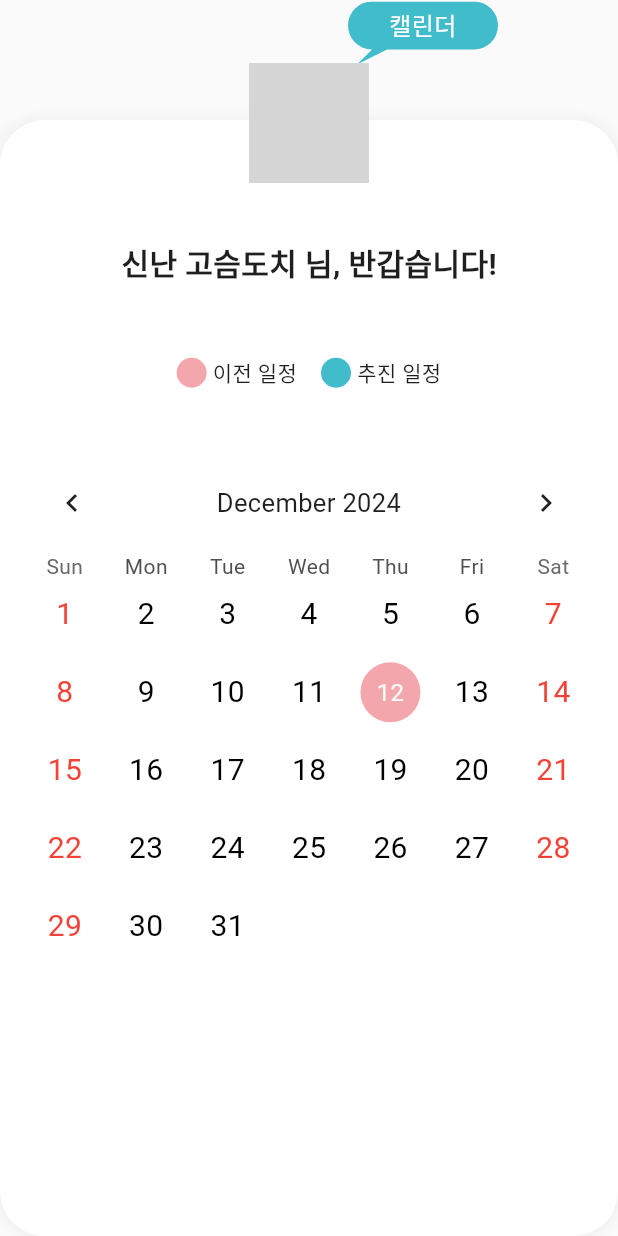
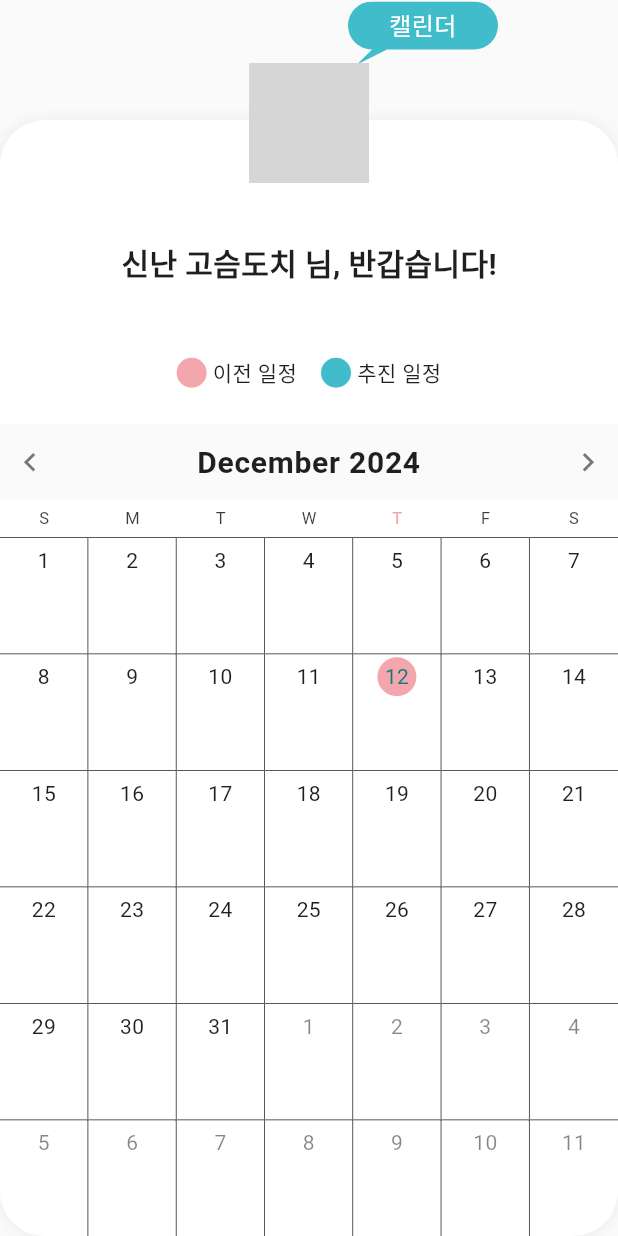
Before and after one commit to aryeongchoi/pbl, a Flutter app: the InfoPage screen opened directly, on a phone screen of 412 x 824 dp. Run offline on Flutter 3.47's test engine with Material 3 defaults, Android fonts, the light colour scheme and no system bars; drawn by our look-alikes of syncfusion_flutter_calendar, table_calendar; our stand-ins replace cloud_firestore, firebase_auth, firebase_core, google_maps_flutter, google_places_flutter, google_sign_in; missing offline and left inert: flutter_polyline_points, google_maps_custom_marker; accounts and stored records are empty; grey boxes are pictures that could not be loaded.

Commit message:
202412130315 info

```diff
--- a/lib/pages/info_page.dart
+++ b/lib/pages/info_page.dart
@@ -1,6 +1,8 @@
 import 'package:flutter/material.dart';
 import 'package:table_calendar/table_calendar.dart';
 import 'package:firebase_auth/firebase_auth.dart';
+import 'package:syncfusion_flutter_calendar/calendar.dart';
+
 import 'package:cloud_firestore/cloud_firestore.dart';
 
 class InfoPage extends StatefulWidget {
@@ -12,6 +14,7 @@ class InfoPage extends StatefulWidget {
 
 class _InfoPageState extends State<InfoPage> with TickerProviderStateMixin {
   final userId = FirebaseAuth.instance.currentUser?.uid;
+  List<Appointment> _appointments = [];
 
   DateTime _selectedDay = DateTime.now();
   DateTime _focusedDay = DateTime.now();
@@ -36,6 +39,8 @@ class _InfoPageState extends State<InfoPage> with TickerProviderStateMixin {
   void initState() {
     super.initState();
 
+    _fetchEventsFromFirestore();
+
     // 애니메이션 초기화
     _contentAnimationController = AnimationController(
       vsync: this,
@@ -54,6 +59,41 @@ class _InfoPageState extends State<InfoPage> with TickerProviderStateMixin {
   void dispose() {
     _contentAnimationController.dispose();
     super.dispose();
+  }
+
+  Future<void> _fetchEventsFromFirestore() async {
+    try {
+      final snapshots = await FirebaseFirestore.instance
+          .collection('users')
+          .doc(userId)
+          .collection('calendars')
+          .get();
+
+      final List<Appointment> fetchedAppointments = [];
+
+      for (var doc in snapshots.docs) {
+        final data = doc.data();
+        final startDate = (data['start_date'] as Timestamp).toDate();
+        final endDate = (data['end_date'] as Timestamp).toDate();
+        final name = data['name'] ?? 'No Title';
+
+        fetchedAppointments.add(Appointment(
+          startTime: startDate,
+          endTime: endDate,
+          subject: name,
+          color: Theme.of(context)
+              .colorScheme
+              .primary
+              .withOpacity(0.2), // 약간 투명한 색상
+        ));
+      }
+
+      setState(() {
+        _appointments = fetchedAppointments;
+      });
+    } catch (e) {
+      print('Error fetching events: $e');
+    }
   }
 
   @override
@@ -93,7 +133,29 @@ class _InfoPageState extends State<InfoPage> with TickerProviderStateMixin {
                   child: AnimatedSwitcher(
                     duration: const Duration(milliseconds: 300),
                     child: _showCalendar
-                        ? _buildCalendarContainer()
+                        ? SfCalendar(
+                            view: CalendarView.month,
+                            dataSource: AppointmentDataSource(_appointments),
+                            monthViewSettings: const MonthViewSettings(
+                              appointmentDisplayMode:
+                                  MonthAppointmentDisplayMode.appointment,
+                            ),
+                            headerHeight: 50, // 캘린더 헤더 높이 조정
+                            headerStyle: CalendarHeaderStyle(
+                              textAlign: TextAlign.center, // 헤더 텍스트를 중앙 정렬
+                              textStyle: TextStyle(
+                                fontSize: 20, // 헤더 글꼴 크기
+                                fontWeight: FontWeight.bold, // 글꼴 두께
+                                color: Theme.of(context)
+                                    .colorScheme
+                                    .onSurface, // 텍스트 색상
+                              ),
+                            ),
+                            todayHighlightColor: Theme.of(context)
+                                .colorScheme
+                                .primaryContainer, // 오늘 날짜 강조 색상
+                            showNavigationArrow: true, // 네비게이션 화살표 추가
+                          )
                         : _buildCountrySelection(),
                   ),
                 ),
@@ -509,3 +571,9 @@ class SpeechBubbleClipper extends CustomClipper<Path> {
     return false;
   }
 }
+
+class AppointmentDataSource extends CalendarDataSource {
+  AppointmentDataSource(List<Appointment> source) {
+    appointments = source;
+  }
+}
```
Also changed, not shown: lib/pages/add_plan/survey1_page.dart (+6 -2 lines).
